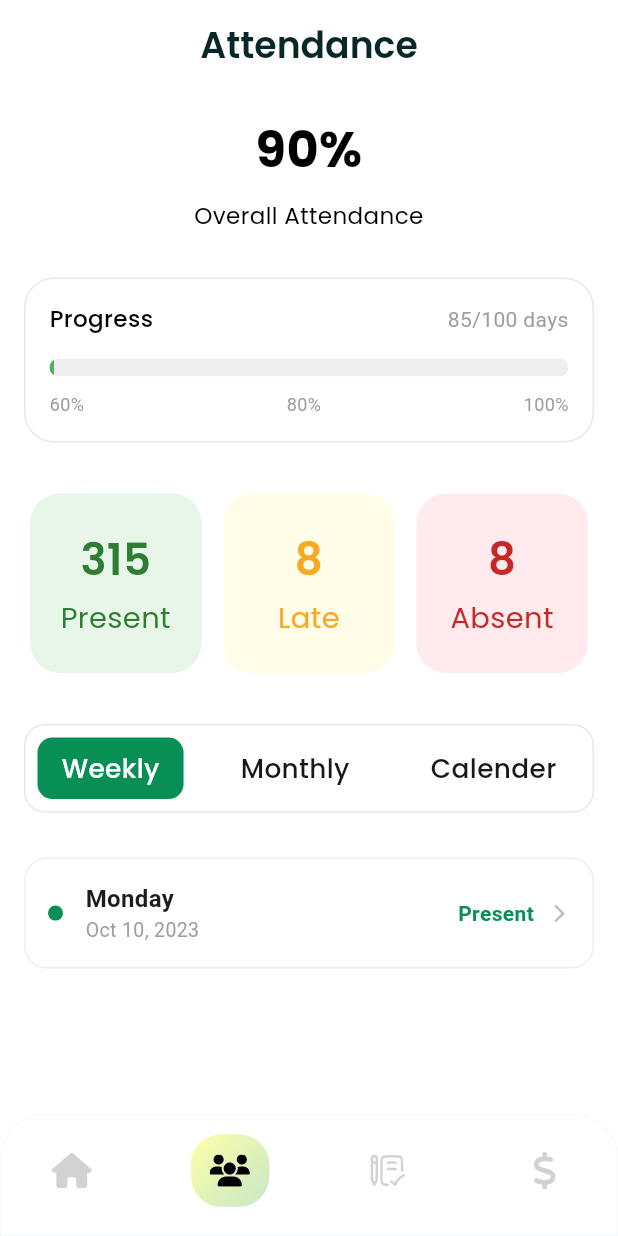
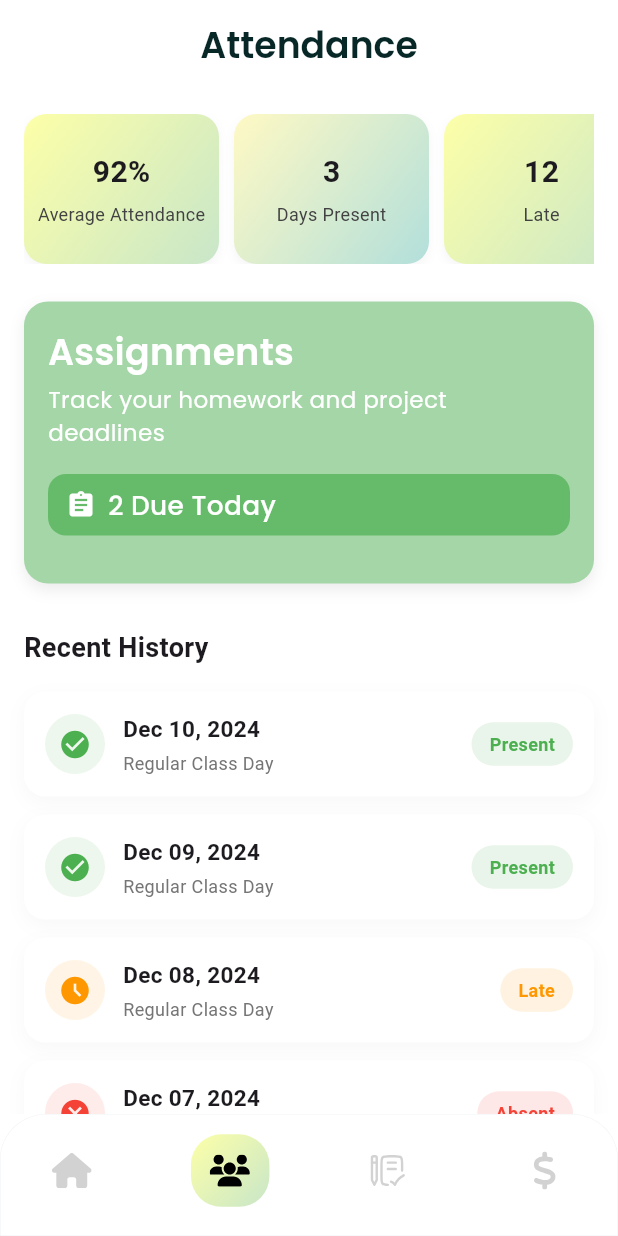
Before and after one commit to eusouf12/american_cyber_squard, a Flutter app: the StudentAttendanceScreen screen opened directly, on a phone screen of 412 x 824 dp. Run offline on Flutter 3.47's test engine with Material 3 defaults, Android fonts, the phone set to English and light mode, and no system bars; our stand-ins replace cached_network_image, flutter_screenutil, flutter_spinkit, flutter_svg, get, get_storage and 4 more; accounts and stored records are empty.

Commit message:
home screen, attandance screen

```diff
--- a/lib/view/screen/role_screen/student/view/student_attendance/student_attendance_screen.dart
+++ b/lib/view/screen/role_screen/student/view/student_attendance/student_attendance_screen.dart
@@ -7,7 +7,8 @@ import '../../../../../components/custom_nav_bar/student_nav_bar.dart';
 import '../../controller/student_attandance_controller.dart';
 import '../../widget/custom_attendanceCard.dart';
 import '../../widget/custom_attendance_tabbar.dart';
-import '../../widget/student_attandance_point_card.dart';
+import '../../widget/custom_grade_summary_card.dart';
+import '../../widget/custom_history_item.dart';
 
 class StudentAttendanceScreen extends StatelessWidget {
   StudentAttendanceScreen({super.key});
@@ -17,152 +18,176 @@ class StudentAttendanceScreen extends StatelessWidget {
   @override
   Widget build(BuildContext context) {
     return Scaffold(
-      appBar: const CustomRoyelAppbar(
+      appBar: CustomRoyelAppbar(
         titleName: "Attendance",
       ),
-      body: Padding(
-        padding: const EdgeInsets.all(16),
-        child: Column(
-          children: [
-            /// 🔹 Attendance Summary
-            Column(
+      body: SafeArea(
+        child: SingleChildScrollView(
+          child: Padding(
+            padding: const EdgeInsets.all(16),
+            child: Column(
               children: [
-                CustomText(
-                  text: "90%",
-                  fontSize: 30,
-                  fontWeight: FontWeight.w700,
-                ),
-                const SizedBox(height: 10),
-                const CustomText(
-                  text: "Overall Attendance",
-                  fontSize: 14,
-                  fontWeight: FontWeight.w400,
-                ),
-              ],
-            ),
-
-            const SizedBox(height: 30),
-
-            /// 🔹 Progress Section
-            Container(
-              padding: const EdgeInsets.all(16),
-              decoration: BoxDecoration(
-                color: Colors.white,
-                borderRadius: BorderRadius.circular(20),
-                border: Border.all(
-                  color: AppColors.grey_03,
-                  width: 1,
-                ),
-              ),
-              child: Column(
-                children: [
-                  Row(
-                    mainAxisAlignment: MainAxisAlignment.spaceBetween,
+                // Horizontal Scrolling for Cards (Summary Cards)
+                SingleChildScrollView(
+                  scrollDirection: Axis.horizontal, // Make it horizontally scrollable
+                  child: Row(
                     children: [
-                      const CustomText(
-                          text: "Progress",
-                        fontWeight: FontWeight.w500,
-                          fontSize: 14,
+                      CustomGradeSummaryCard(
+                        count: "92%",
+                        label: "Average Attendance",
+                        gradientColors: [Color(0xFFFDFFA8), Color(0xFFC8E6C9)],
                       ),
-                      Text(
-                        "${studentAttendanceController.presentDays.value}/${studentAttendanceController.totalDays.value} days",
-                        style: const TextStyle(color: Colors.grey),
+                      const SizedBox(width: 10),
+                      CustomGradeSummaryCard(
+                        count: "3",
+                        label: "Days Present",
+                        gradientColors: [Color(0xFFFFF9C4), Color(0xFFB2DFDB)],
+                      ),
+                      const SizedBox(width: 10),
+                      CustomGradeSummaryCard(
+                        count: "12",
+                        label: "Late",
+                        gradientColors: [Color(0xFFFDFFA8), Color(0xFFC8E6C9)],
+                      ),
+                      const SizedBox(width: 10),
+                      CustomGradeSummaryCard(
+                        count: "12",
+                        label: "Days Absent",
+                        gradientColors: [Color(0xFFFDFFA8), Color(0xFFC8E6C9)],
                       ),
                     ],
                   ),
-                  const SizedBox(height: 15),
-                  ClipRRect(
-                    borderRadius: BorderRadius.circular(10),
-                    child: LinearProgressIndicator(
-                      value: studentAttendanceController.progressValue/100,
-                      minHeight: 12,
-                      backgroundColor: Colors.grey.shade200,
-                      color: Colors.green,
-                    ),
-                  ),
-                  const SizedBox(height: 10),
-                  const Row(
-                    mainAxisAlignment: MainAxisAlignment.spaceBetween,
-                    children: [
-                      Text("60%", style: TextStyle(color: Colors.grey, fontSize: 12)),
-                      Text("80%", style: TextStyle(color: Colors.grey, fontSize: 12)),
-                      Text("100%", style: TextStyle(color: Colors.grey, fontSize: 12)),
+                ),
+
+                const SizedBox(height: 25),
+
+                // Remaining Sections (e.g., Attendance Summary, Tabs, etc.)
+                Container(
+                  padding: const EdgeInsets.all(16),
+                  decoration: BoxDecoration(
+                    color: Colors.green.shade200,
+                    borderRadius: BorderRadius.circular(16),
+                    boxShadow: [
+                      BoxShadow(
+                        color: Colors.grey.withOpacity(0.2),
+                        blurRadius: 8,
+                        offset: Offset(0, 4),
+                      ),
                     ],
                   ),
-                ],
-              ),
-            ),
-            const SizedBox(height: 30),
-            Row(
-              mainAxisAlignment: MainAxisAlignment.spaceBetween,
+                  child: Column(
+                    crossAxisAlignment: CrossAxisAlignment.start,
+                    children: [
+                      CustomText(
+                          text: "Assignments",
+                          fontSize: 22,
+                          fontWeight: FontWeight.w600,
+                          color: Colors.white
+                      ),
+                      const SizedBox(height: 4),
+
+                      CustomText(
+                        text: "Track your homework and project deadlines",
+                        fontSize: 14,
+                        fontWeight: FontWeight.w400,
+                        color: Colors.white,
+                        maxLines: 3,
+                        textAlign: TextAlign.start,
+                      ),
+
+                      const SizedBox(height: 16),
+
+                      // Due Count Section with Icon
+                      Container(
+                        padding: const EdgeInsets.symmetric(vertical: 8, horizontal: 12),
+                        decoration: BoxDecoration(
+                          color: Colors.green.shade400,
+                          borderRadius: BorderRadius.circular(12),
+                        ),
+                        child: Row(
+                          children: [
+                            Icon(
+                              Icons.assignment,
+                              color: Colors.white,
+                              size: 20,
+                            ),
+                            const SizedBox(width: 8),
+                            CustomText(
+                                text: "2 Due Today",
+                                fontSize: 16,
+                                fontWeight: FontWeight.w500,
+                                color: Colors.white
+                            ),
+                          ],
+                        ),
+                      ),
+                      const SizedBox(height: 16),
+                    ],
+                  ),
+                ),
+                const SizedBox(height: 30),
+
+            Column(
+              crossAxisAlignment: CrossAxisAlignment.start,
               children: [
-                StudentAttandancePointCard(
-                  point: "315",
-                  title: "Present",
-                  textColor: Color(0xFF2E7D32),
-                  bgColor: Color(0xFFE8F5E9),
+                const Text(
+                  "Recent History",
+                  style: TextStyle(
+                    fontSize: 18,
+                    fontWeight: FontWeight.w600,
+                  ),
                 ),
-                StudentAttandancePointCard(
-                  point: "8",
-                  title: "Late",
-                  textColor: Color(0xFFF9A825),
-                  bgColor: Color(0xFFFFFDE7),
+                const SizedBox(height: 16),
+
+                HistoryItem(
+                  date: "Dec 10, 2024",
+                  subtitle: "Regular Class Day",
+                  status: "Present",
+                  statusColor: Colors.green,
+                  icon: Icons.check_circle,
+                  iconBg: Colors.green.withOpacity(0.1),
                 ),
-                StudentAttandancePointCard(
-                  point: "8",
-                  title: "Absent",
-                  textColor: Color(0xFFC62828),
-                  bgColor: Color(0xFFFFEBEE),
+
+                HistoryItem(
+                  date: "Dec 09, 2024",
+                  subtitle: "Regular Class Day",
+                  status: "Present",
+                  statusColor: Colors.green,
+                  icon: Icons.check_circle,
+                  iconBg: Colors.green.withOpacity(0.1),
+                ),
+
+                HistoryItem(
+                  date: "Dec 08, 2024",
+                  subtitle: "Regular Class Day",
+                  status: "Late",
+                  statusColor: Colors.orange,
+                  icon: Icons.access_time_filled,
+                  iconBg: Colors.orange.withOpacity(0.1),
+                ),
+
+                HistoryItem(
+                  date: "Dec 07, 2024",
+                  subtitle: "Regular Class Day",
+                  status: "Absent",
+                  statusColor: Colors.red,
+                  icon: Icons.cancel,
+                  iconBg: Colors.red.withOpacity(0.1),
+                ),
+
+                HistoryItem(
+                  date: "Dec 06, 2024",
+                  subtitle: "Regular Class Day",
+                  status: "Present",
+                  statusColor: Colors.green,
+                  icon: Icons.check_circle,
+                  iconBg: Colors.green.withOpacity(0.1),
                 ),
               ],
+            )
+              ],
             ),
-            const SizedBox(height: 30),
-
-            // Tabs
-            Obx(() => CustomAttendanceTabbar(
-              textColor: AppColors.white,
-              tabs: studentAttendanceController.tabNamelist,
-              selectedIndex: studentAttendanceController.currentIndex.value,
-              onTabSelected: (value) {
-                studentAttendanceController.currentIndex.value = value;
-                // Trigger data fetch (refresh)
-                // studentAttendanceController.fetchAllCases();
-              },
-              selectedColor: AppColors.primary,
-            )
-            ),
-            const SizedBox(height: 30),
-            // Attendance List
-      Obx(() {
-        if (studentAttendanceController.currentIndex.value == 0) {
-          return CustomAttendanceCard(
-            day: "Monday",
-            date: "Oct 10, 2023",
-            status: "Present",
-            color: AppColors.primary,
-          );
-        }
-        else if (studentAttendanceController.currentIndex.value == 1) {
-          return CustomAttendanceCard(
-            day: "Tuesday",
-            date: "Oct 11, 2023",
-            status: "Absent",
-            color: AppColors.orange,
-          );
-        }
-        else if (studentAttendanceController.currentIndex.value == 2) {
-          return CustomAttendanceCard(
-            day: "Wednesday",
-            date: "Oct 12, 2023",
-            status: "Late",
-            color: AppColors.accentsRed,
-          );
-        }
-        // ✅ fallback widget (must)
-        return const SizedBox.shrink();
-      })
-
-      ],
+          ),
         ),
       ),
       bottomNavigationBar: const StudentNavBar(currentIndex: 1),
--- a/lib/view/screen/role_screen/student/widget/custom_grade_summary_card.dart
+++ b/lib/view/screen/role_screen/student/widget/custom_grade_summary_card.dart
@@ -14,8 +14,9 @@ class CustomGradeSummaryCard extends StatelessWidget {
 
   @override
   Widget build(BuildContext context) {
-    return Expanded(
-      child: Container(
+    return Container(
+      height: 100,
+      width: 130,
       padding: const EdgeInsets.symmetric(vertical: 15),
       decoration: BoxDecoration(
         borderRadius: BorderRadius.circular(15),
@@ -44,7 +45,6 @@ class CustomGradeSummaryCard extends StatelessWidget {
           ),
         ],
       ),
-      ),
     );
   }
 }
--- /dev/null
+++ b/lib/view/screen/role_screen/student/widget/custom_history_item.dart
@@ -0,0 +1,105 @@
+
+
+import 'package:flutter/material.dart';
+
+class HistoryItem extends StatelessWidget {
+  final String date;
+  final String subtitle;
+  final String status;
+  final Color statusColor;
+  final IconData icon;
+  final Color iconBg;
+
+  const HistoryItem({
+    super.key,
+    required this.date,
+    required this.subtitle,
+    required this.status,
+    required this.statusColor,
+    required this.icon,
+    required this.iconBg,
+  });
+
+  @override
+  Widget build(BuildContext context) {
+    return Container(
+      margin: const EdgeInsets.only(bottom: 12),
+      padding: const EdgeInsets.all(14),
+      decoration: BoxDecoration(
+        color: Colors.white,
+        borderRadius: BorderRadius.circular(14),
+        boxShadow: [
+          BoxShadow(
+            color: Colors.grey.withOpacity(0.08),
+            blurRadius: 10,
+            offset: const Offset(0, 4),
+          ),
+        ],
+      ),
+      child: Row(
+        children: [
+          // Icon
+          Container(
+            height: 40,
+            width: 40,
+            decoration: BoxDecoration(
+              color: iconBg,
+              shape: BoxShape.circle,
+            ),
+            child: Icon(
+              icon,
+              color: statusColor,
+              size: 22,
+            ),
+          ),
+
+          const SizedBox(width: 12),
+
+          // Date & Subtitle
+          Expanded(
+            child: Column(
+              crossAxisAlignment: CrossAxisAlignment.start,
+              children: [
+                Text(
+                  date,
+                  style: const TextStyle(
+                    fontSize: 15,
+                    fontWeight: FontWeight.w600,
+                  ),
+                ),
+                const SizedBox(height: 4),
+                Text(
+                  subtitle,
+                  style: TextStyle(
+                    fontSize: 12,
+                    color: Colors.grey.shade600,
+                  ),
+                ),
+              ],
+            ),
+          ),
+
+          // Status Badge
+          Container(
+            padding: const EdgeInsets.symmetric(
+              horizontal: 12,
+              vertical: 6,
+            ),
+            decoration: BoxDecoration(
+              color: statusColor.withOpacity(0.12),
+              borderRadius: BorderRadius.circular(20),
+            ),
+            child: Text(
+              status,
+              style: TextStyle(
+                fontSize: 12,
+                fontWeight: FontWeight.w600,
+                color: statusColor,
+              ),
+            ),
+          ),
+        ],
+      ),
+    );
+  }
+}
```
Also changed, not shown: lib/view/screen/role_screen/student/view/student_assignment/student_assignment_screen.dart (+4 -13 lines), lib/view/screen/role_screen/student/view/student_home/student_home_screen.dart (+47 -123 lines), lib/view/screen/role_screen/student/widget/custom_all_info_card.dart (added, +84 -0 lines), lib/view/screen/role_screen/student/widget/custom_shedule_item.dart (+16 -2 lines). Lines whose indentation alone changed are shown as unchanged.
